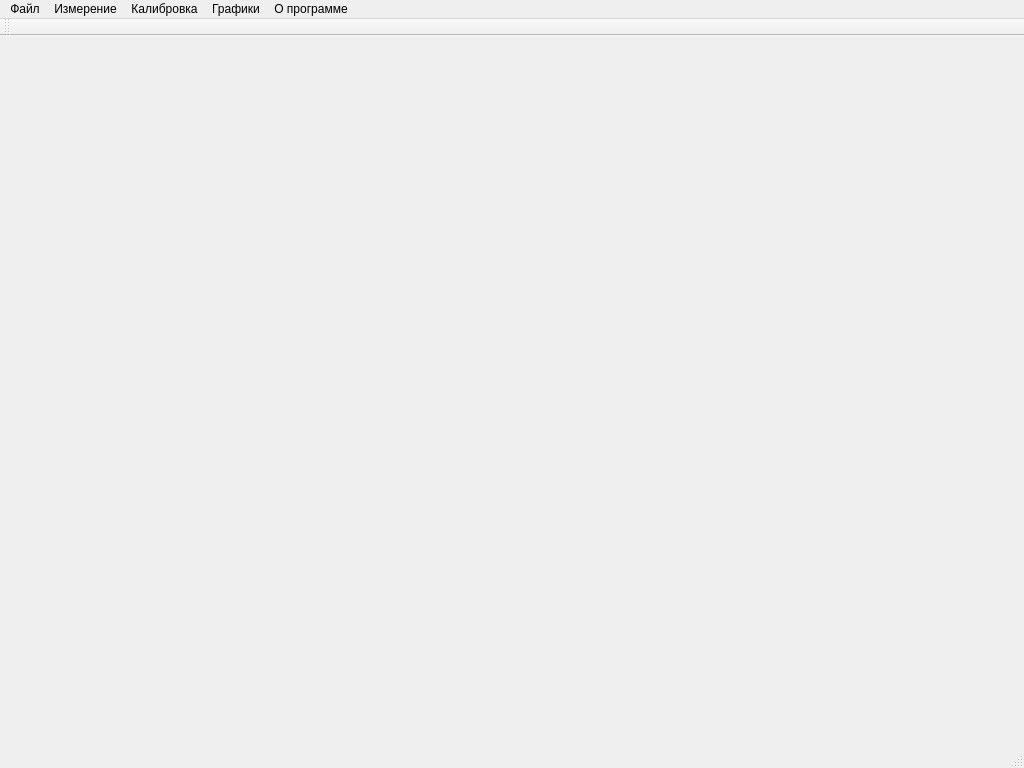
The window that mainwindow.ui (krang4d/Agrekola) describes before a commit, drawn with Qt 5.
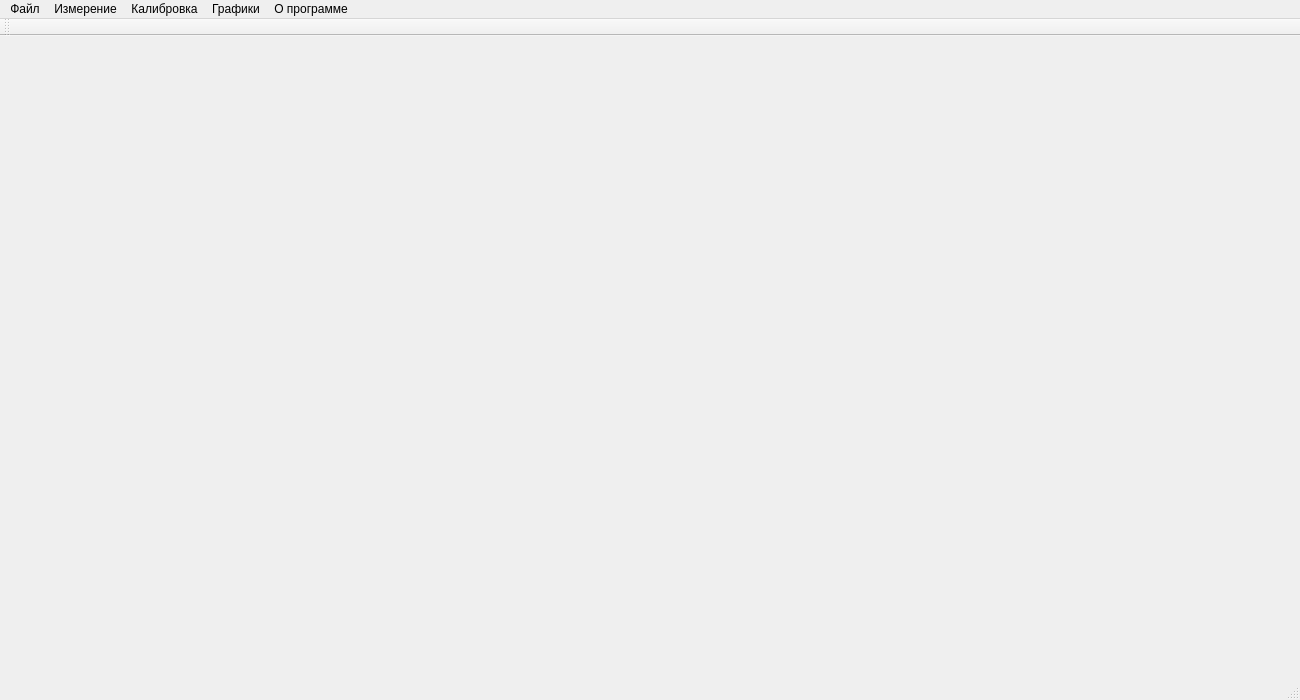
The same window after the commit.

Diff of the .ui file:
```diff
--- a/mainwindow.ui
+++ b/mainwindow.ui
@@ -6,8 +6,8 @@
    <rect>
     <x>0</x>
     <y>0</y>
-    <width>1024</width>
-    <height>768</height>
+    <width>1300</width>
+    <height>700</height>
    </rect>
   </property>
   <property name="minimumSize">
@@ -25,8 +25,8 @@
     <rect>
      <x>0</x>
      <y>0</y>
-     <width>1024</width>
-     <height>21</height>
+     <width>1300</width>
+     <height>25</height>
     </rect>
    </property>
    <widget class="QMenu" name="file">
```
